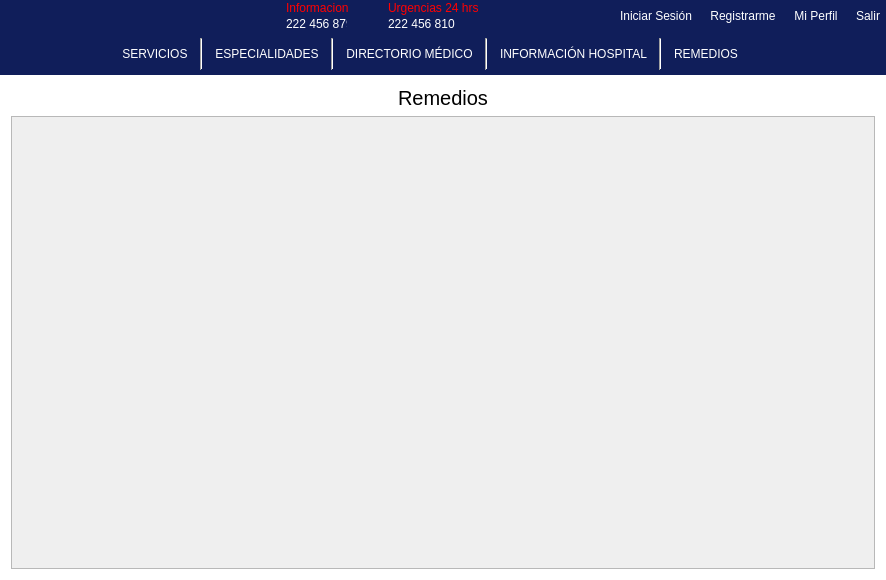
This is mainwindow.ui in Laloses/Hospital as Qt 5 draws it before an edit. The edited form follows.
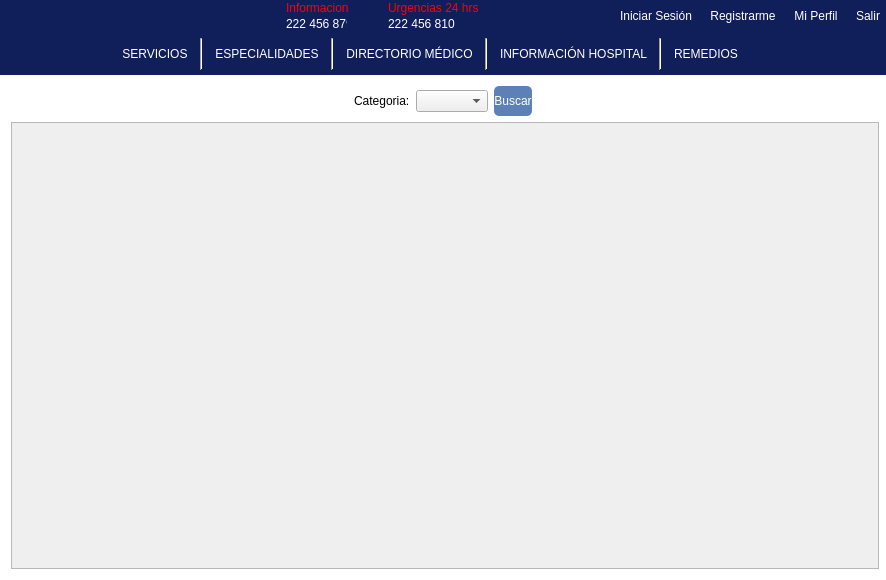
This is the edited form. The open tabs and pages were chosen to show the change. Icons and pictures are not drawn.

What changed in the file:
```diff
--- a/mainwindow.ui
+++ b/mainwindow.ui
@@ -11957,21 +11957,25 @@
            </spacer>
           </item>
           <item>
-           <widget class="QLabel" name="lb_remedios">
-            <property name="font">
-             <font>
-              <family>MS Shell Dlg 2</family>
-              <pointsize>15</pointsize>
-              <weight>50</weight>
-              <italic>false</italic>
-              <bold>false</bold>
-             </font>
+           <widget class="QLabel" name="label_48">
+            <property name="text">
+             <string>Categoria:</string>
             </property>
-            <property name="styleSheet">
-             <string notr="true">font-size:15pt;</string>
+           </widget>
+          </item>
+          <item>
+           <widget class="QComboBox" name="remedioscateg"/>
+          </item>
+          <item>
+           <widget class="QPushButton" name="buscarremedio">
+            <property name="minimumSize">
+             <size>
+              <width>0</width>
+              <height>28</height>
+             </size>
             </property>
             <property name="text">
-             <string>Remedios</string>
+             <string>Buscar</string>
             </property>
            </widget>
           </item>
@@ -11995,6 +11999,12 @@
           <property name="enabled">
            <bool>true</bool>
           </property>
+          <property name="minimumSize">
+           <size>
+            <width>868</width>
+            <height>400</height>
+           </size>
+          </property>
           <property name="widgetResizable">
            <bool>true</bool>
           </property>
@@ -12004,7 +12014,7 @@
              <x>0</x>
              <y>0</y>
              <width>866</width>
-             <height>453</height>
+             <height>447</height>
             </rect>
            </property>
            <layout class="QVBoxLayout" name="verticalLayout_13">
```
Left out of the diff: 14 changed lines with no effect on the pictures.
